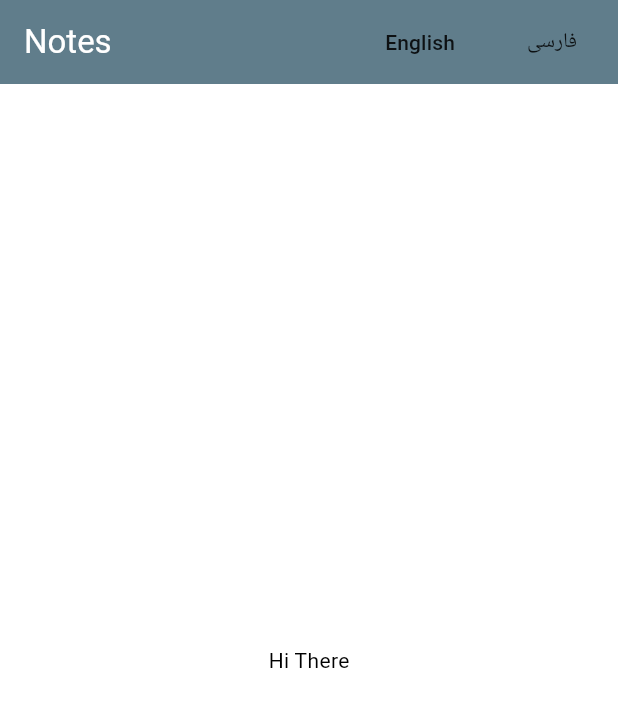
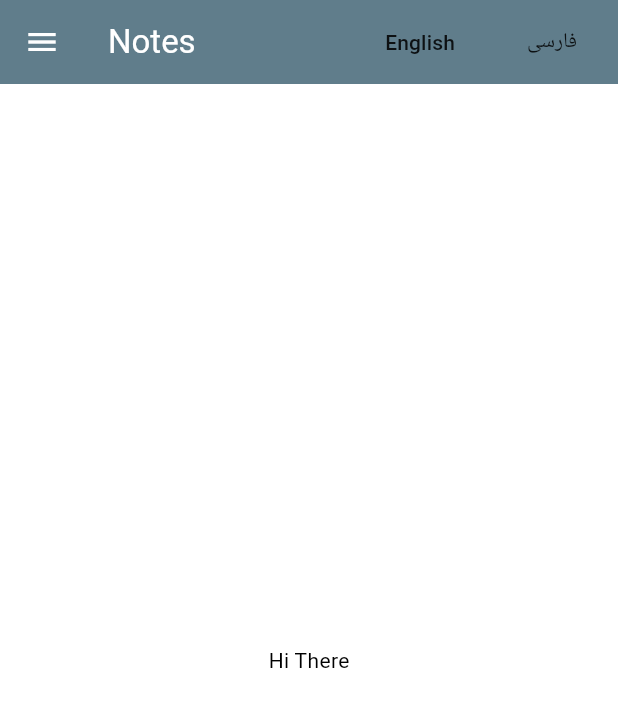
Before and after one commit to nazisharifi2025/mini-flutter-project-nots, a Flutter app: the screen it shows after launch, on a phone screen of 412 x 824 dp. Shown: the top 707 px of the screen. Run offline on Flutter 3.47's test engine with Material 3 defaults, Android fonts, the phone set to English and light mode, and no system bars; statements that could not run were skipped.

Commit message:
add new drawer

```diff
--- a/lib/main.dart
+++ b/lib/main.dart
@@ -103,6 +103,14 @@ class _MyAppState extends State<MyApp> {
                 ),
               ],
             ),
+            drawer: Drawer(
+              child: Column(
+                children: [
+                  DrawerHeader(child: Text(_localization["appBar-title"])),
+                  ListTile(leading: Icon(Icons.home), title: Text()),
+                ],
+              ),
+            ),
             body: Center(child: Text(_localization["title"])),
           ),
         );
```
